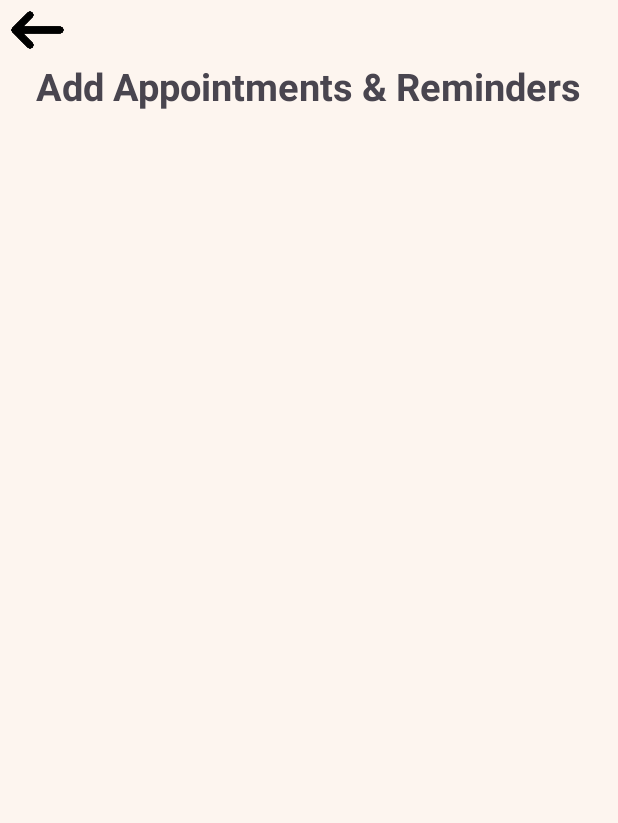
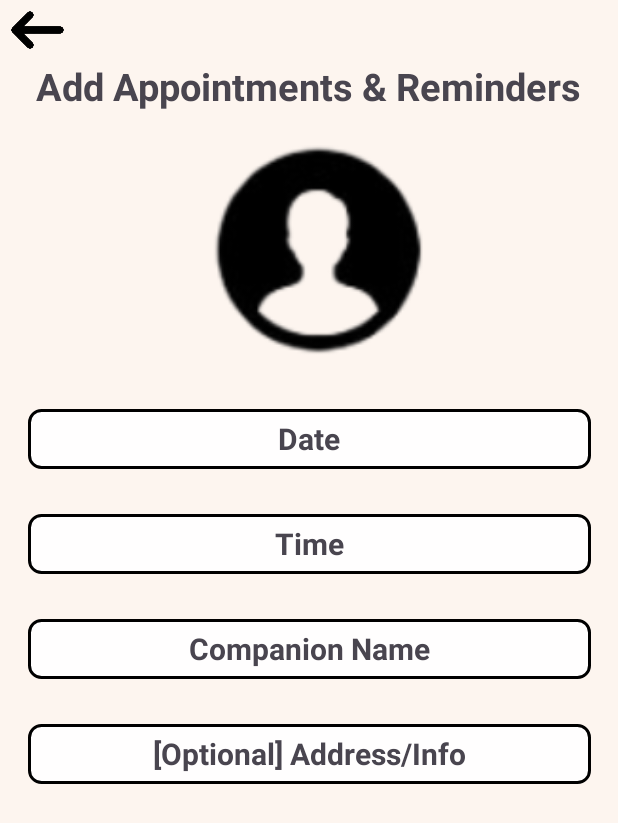
Before and after one commit to ViturNatsu/SOEN357_PROJECT, an Android app: the add_appointments_and_reminders screen opened directly, with no data from a screen before it, on a phone screen of 412 x 824 dp. Shown: the top 823 px of the screen. Run offline under Robolectric (Android 15) with nearby library versions, the phone set to English and light mode, and no system bars.

Commit message:
Added Components To Add Appointments Page

```diff
--- a/app/src/main/res/layout/activity_add_appointments_and_reminders.xml
+++ b/app/src/main/res/layout/activity_add_appointments_and_reminders.xml
@@ -26,4 +26,76 @@
         app:layout_constraintStart_toStartOf="parent"
         app:layout_constraintTop_toBottomOf="@id/back_arrow_10" />
 
+    <ImageView
+        android:id="@+id/calendar_icon"
+        android:layout_width="155dp"
+        android:layout_height="164dp"
+        android:layout_marginTop="6dp"
+        android:gravity="center"
+        app:layout_constraintEnd_toEndOf="parent"
+        app:layout_constraintHorizontal_bias="0.5"
+        app:layout_constraintStart_toStartOf="parent"
+        app:layout_constraintTop_toBottomOf="@+id/add_appoint_rem_label"
+        app:srcCompat="@drawable/profile" />
+
+    <TextView
+        android:id="@+id/appointment_date_input"
+        android:layout_width="375dp"
+        android:layout_height="40dp"
+        android:layout_marginTop="28dp"
+        android:background="@drawable/contour_background"
+        android:gravity="center"
+        android:text="Date"
+        android:textSize="20sp"
+        android:textStyle="bold"
+        app:layout_constraintEnd_toEndOf="parent"
+        app:layout_constraintStart_toStartOf="parent"
+        app:layout_constraintTop_toBottomOf="@+id/calendar_icon" />
+
+    <TextView
+        android:id="@+id/appointment_time_input"
+        android:layout_width="375dp"
+        android:layout_height="40dp"
+        android:layout_marginTop="30dp"
+        android:background="@drawable/contour_background"
+        android:gravity="center"
+        android:text="Time"
+        android:textSize="20sp"
+        android:textStyle="bold"
+        app:layout_constraintEnd_toEndOf="parent"
+        app:layout_constraintHorizontal_bias="0.5"
+        app:layout_constraintStart_toStartOf="parent"
+        app:layout_constraintTop_toBottomOf="@+id/appointment_date_input" />
+
+    <TextView
+        android:id="@+id/dog_name_for_appointment"
+        android:layout_width="375dp"
+        android:layout_height="40dp"
+        android:layout_marginTop="30dp"
+        android:background="@drawable/contour_background"
+        android:gravity="center"
+        android:text="Companion Name"
+        android:textSize="20sp"
+        android:textStyle="bold"
+        app:layout_constraintEnd_toEndOf="parent"
+        app:layout_constraintHorizontal_bias="0.5"
+        app:layout_constraintStart_toStartOf="parent"
+        app:layout_constraintTop_toBottomOf="@+id/appointment_time_input" />
+
+    <TextView
+        android:id="@+id/appointment_location_input"
+        android:layout_width="375dp"
+        android:layout_height="40dp"
+        android:layout_marginTop="30dp"
+        android:background="@drawable/contour_background"
+        android:gravity="center"
+        android:text="[Optional] Address/Info"
+        android:textSize="20sp"
+        android:textStyle="bold"
+        app:layout_constraintEnd_toEndOf="parent"
+        app:layout_constraintHorizontal_bias="0.5"
+        app:layout_constraintStart_toStartOf="parent"
+        app:layout_constraintTop_toBottomOf="@+id/dog_name_for_appointment" />
+
+
 </androidx.constraintlayout.widget.ConstraintLayout>
--- a/app/src/main/res/layout/activity_profile.xml
+++ b/app/src/main/res/layout/activity_profile.xml
@@ -73,7 +73,7 @@
                     app:layout_constraintTop_toBottomOf="@+id/logoutButton" />
 
                 <ImageView
-                    android:id="@+id/imageView2"
+                    android:id="@+id/profile_icon"
                     android:layout_width="155dp"
                     android:layout_height="164dp"
                     android:layout_marginTop="6dp"
@@ -123,7 +123,7 @@
                     android:textStyle="bold"
                     app:layout_constraintEnd_toEndOf="parent"
                     app:layout_constraintStart_toStartOf="parent"
-                    app:layout_constraintTop_toBottomOf="@+id/imageView2" />
+                    app:layout_constraintTop_toBottomOf="@+id/profile_icon" />
 
                 <Button
                     android:id="@+id/logoutButton"
--- a/app/src/main/res/layout/activity_register.xml
+++ b/app/src/main/res/layout/activity_register.xml
@@ -154,7 +154,7 @@
         android:textSize="35dp"
         app:layout_constraintEnd_toEndOf="parent"
         app:layout_constraintStart_toStartOf="parent"
-        app:layout_constraintTop_toBottomOf="@+id/imageView2" />
+        app:layout_constraintTop_toBottomOf="@+id/profile_icon" />
 
 
     <com.google.android.material.button.MaterialButton
@@ -198,7 +198,7 @@
         tools:ignore="MissingConstraints" />
 
     <ImageView
-        android:id="@+id/imageView2"
+        android:id="@+id/profile_icon"
         android:layout_width="112dp"
         android:layout_height="87dp"
         android:layout_marginStart="149dp"
```
